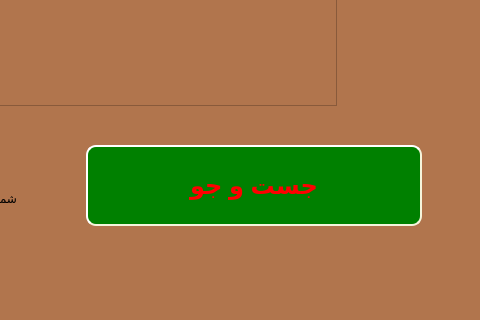
First picture: the form in Project_Ap/purchaserecords.ui, repository AP-projects-4001/metagoofill, before the edit; both pictures show x 524 to 1004 and y 335 to 655 of the 1004 by 655 pixel window.
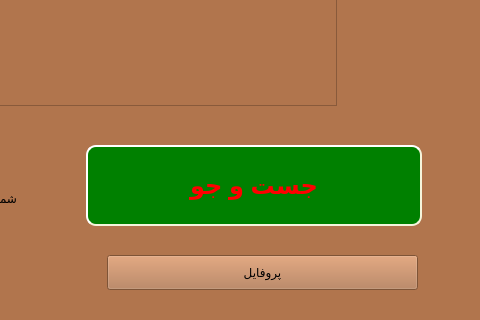
Second picture: the form after the edit.

What changed in the file:
```diff
--- a/Project_Ap/purchaserecords.ui
+++ b/Project_Ap/purchaserecords.ui
@@ -88,6 +88,19 @@
     </item>
    </layout>
   </widget>
+  <widget class="QPushButton" name="pushButton_2">
+   <property name="geometry">
+    <rect>
+     <x>631</x>
+     <y>590</y>
+     <width>311</width>
+     <height>35</height>
+    </rect>
+   </property>
+   <property name="text">
+    <string>پروفایل</string>
+   </property>
+  </widget>
  </widget>
  <resources/>
  <connections/>
```
